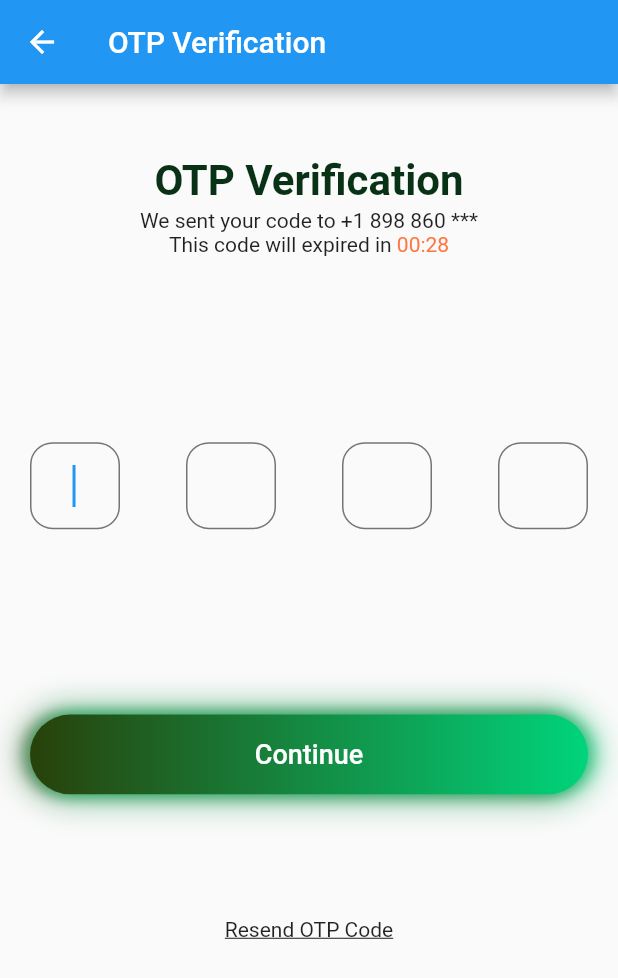
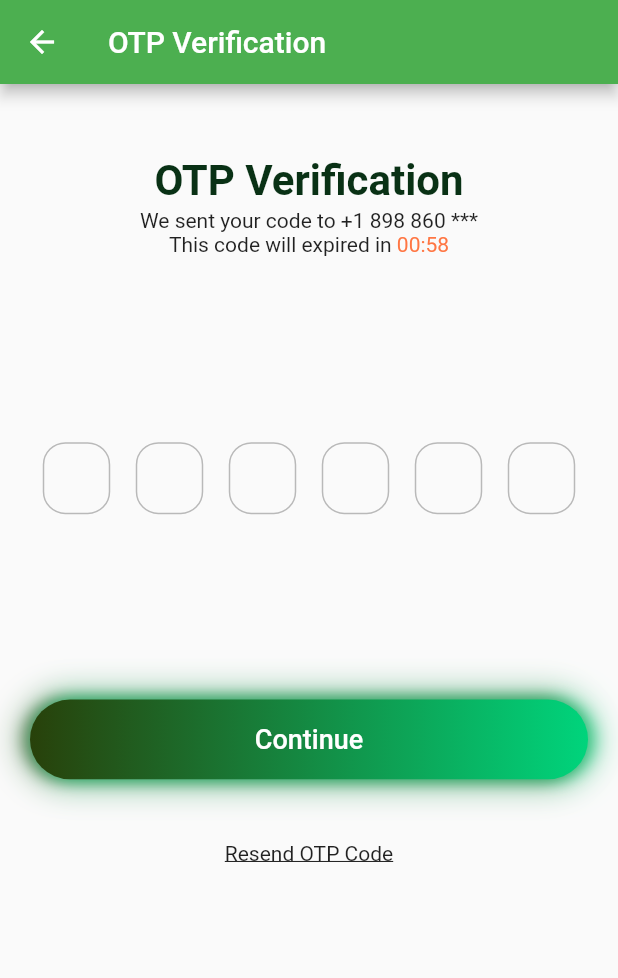
Before and after one commit to Compzool/SmartGas, a Flutter app: the OtpScreen screen opened directly, on a phone screen of 412 x 824 dp. Shown: the top 978 px of the screen. Run offline on Flutter 3.47's test engine with Material 2 defaults, Android fonts, the phone set to English and light mode, and no system bars; drawn by our look-alikes of otp_text_field; our stand-ins replace cloud_firestore, curved_navigation_bar, date_format, datetime_picker_formfield, dropdown_button2, firebase_auth and 21 more; missing offline and left inert: qr_code_scanner, ticket_widget; accounts and stored records are empty; network calls fail.

Commit message:
commit on otp

```diff
--- a/lib/main.dart
+++ b/lib/main.dart
@@ -21,7 +21,7 @@ void main() async {
   Get.put<signUpController>(signUpController());
   Get.put<UserInformation>(UserInformation());
   //Get.put<CarController>(CarController());
-  AuthController.instance.Logout();
+  //AuthController.instance.Logout();
   SizeConfig();
   //Get.changeTheme(ThemeData.dark());
   await GetStorage.init();
--- a/lib/views/otp/components/body.dart
+++ b/lib/views/otp/components/body.dart
@@ -1,10 +1,22 @@
 import 'package:flutter/material.dart';
+import 'package:otp_text_field/otp_field.dart';
+import 'package:otp_text_field/otp_text_field.dart';
+import 'package:otp_text_field/style.dart';
+import 'package:smartgas/components/default_button.dart';
+import 'package:smartgas/controllers/authentication_controller.dart';
 import 'package:smartgas/widgets/constants.dart';
 import 'package:smartgas/widgets/size_config.dart';
 
 import 'otp_form.dart';
 
-class Body extends StatelessWidget {
+class Body extends StatefulWidget {
+  @override
+  State<Body> createState() => _BodyState();
+}
+
+class _BodyState extends State<Body> {
+  OtpFieldController otpController = OtpFieldController();
+  TextEditingController phoneEditingController = TextEditingController();
   @override
   Widget build(BuildContext context) {
     return SizedBox(
@@ -14,6 +26,7 @@ class Body extends StatelessWidget {
             EdgeInsets.symmetric(horizontal: getProportionateScreenWidth(20)),
         child: SingleChildScrollView(
           child: Column(
+            mainAxisAlignment: MainAxisAlignment.center,
             children: [
               SizedBox(height: SizeConfig.screenHeight * 0.05),
               Text(
@@ -22,8 +35,33 @@ class Body extends StatelessWidget {
               ),
               Text("We sent your code to +1 898 860 ***"),
               buildTimer(),
-              OtpForm(),
-              SizedBox(height: SizeConfig.screenHeight * 0.1),
+              //OtpForm(),
+              SizedBox(height: SizeConfig.screenHeight * 0.15),
+              OTPTextField(
+                  controller: otpController,
+                  length: 6,
+                  width: MediaQuery.of(context).size.width,
+                  textFieldAlignment: MainAxisAlignment.spaceAround,
+                  fieldWidth: 45,
+                  fieldStyle: FieldStyle.box,
+                  outlineBorderRadius: 15,
+                  style: TextStyle(fontSize: 17),
+                  onChanged: (pin) {
+                    print("Changed: " + pin);
+                  },
+                  onCompleted: (pin) {
+                    phoneEditingController.text = pin.toString();
+                    print("Completed: " + pin);
+                  }),
+              SizedBox(height: SizeConfig.screenHeight * 0.15),
+              DefaultButton(
+                text: "Continue",
+                press: () {
+                  //AuthController.instance.phoneOTP("3762549");
+
+                },
+              ),
+              SizedBox(height: SizeConfig.screenHeight * 0.05),
               GestureDetector(
                 onTap: () {
                   // OTP code resend
@@ -46,8 +84,8 @@ class Body extends StatelessWidget {
       children: [
         Text("This code will expired in "),
         TweenAnimationBuilder(
-          tween: Tween(begin: 30.0, end: 0.0),
-          duration: Duration(seconds: 30),
+          tween: Tween(begin: 60.0, end: 0.0),
+          duration: Duration(seconds: 60),
           builder: (_, dynamic value, child) => Text(
             "00:${value.toInt()}",
             style: TextStyle(color: kPrimaryColor),
--- a/lib/views/otp/otp_screen.dart
+++ b/lib/views/otp/otp_screen.dart
@@ -10,6 +10,7 @@ class OtpScreen extends StatelessWidget {
     SizeConfig().init(context);
     return Scaffold(
       appBar: AppBar(
+        backgroundColor: Colors.green,
         title: Text("OTP Verification"),
       ),
       body: Body(),
--- a/lib/views/sign_up/components/sign_up_form.dart
+++ b/lib/views/sign_up/components/sign_up_form.dart
@@ -7,6 +7,7 @@ import 'package:smartgas/components/form_error.dart';
 import 'package:smartgas/controllers/authentication_controller.dart';
 import 'package:smartgas/controllers/information.dart';
 import 'package:smartgas/views/complete_profile/complete_profile_screen.dart';
+import 'package:smartgas/views/otp/otp_screen.dart';
 
 import 'package:smartgas/widgets/constants.dart';
 import 'package:smartgas/widgets/size_config.dart';
@@ -47,7 +48,7 @@ class _SignUpFormState extends State<SignUpForm> {
       key: _formKey,
       child: Column(
         children: [
-          IconButton(onPressed: ()=> Get.off(CompleteProfileScreen()), icon: Icon(Icons.abc)),
+          IconButton(onPressed: ()=> Get.to(()=> OtpScreen()), icon: Icon(Icons.abc)),
           buildEmailFormField(),
           SizedBox(height: getProportionateScreenHeight(30)),
           buildPasswordFormField(),
--- a/lib/widgets/constants.dart
+++ b/lib/widgets/constants.dart
@@ -33,6 +33,8 @@ final RegExp emailValidatorRegExp =
     RegExp(r"^[a-zA-Z0-9.]+@[a-zA-Z0-9]+\.[a-zA-Z]+");
 final RegExp licenseValidatorRegExp =
     RegExp(r"^[0-9]{12}$");
+    final RegExp phoneValidatorRegExp =
+    RegExp(r"^[0-9]{8}$");
 const String kEmailNullError = "Please Enter your email";
 const String kInvalidEmailError = "Please Enter Valid Email";
 const String kPassNullError = "Please Enter your password";
--- a/pubspec.yaml
+++ b/pubspec.yaml
@@ -74,6 +74,8 @@ dependencies:
   dropdown_button2: ^1.4.0
   ticket_widget: ^0.0.1
   date_format: ^2.0.6
+
+  otp_text_field: ^1.1.3
 dev_dependencies:
   flutter_test:
     sdk: flutter
```
Also changed, not shown: lib/controllers/authentication_controller.dart (+64 -7 lines), lib/views/otp/components/otp_form.dart (+31 -1 lines), lib/views/sign_in/components/sign_form.dart (+6 -3 lines), pubspec.lock.
